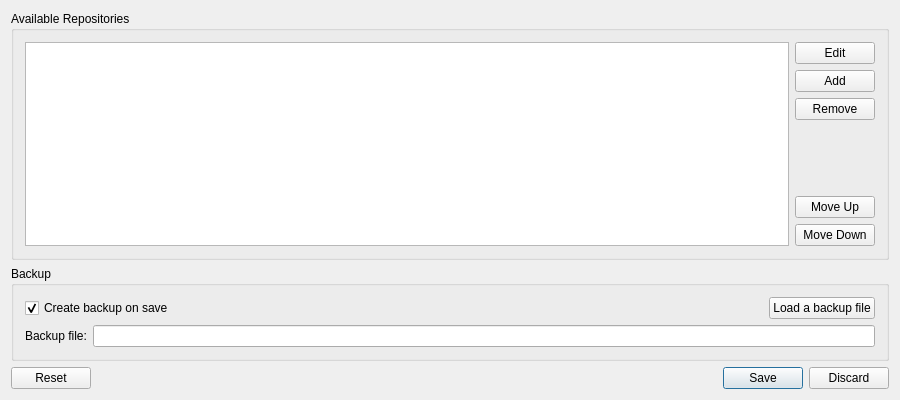
Old version of the form src/repoeditor/repoeditor.ui in the repository kratos83/CondresControlCenter.
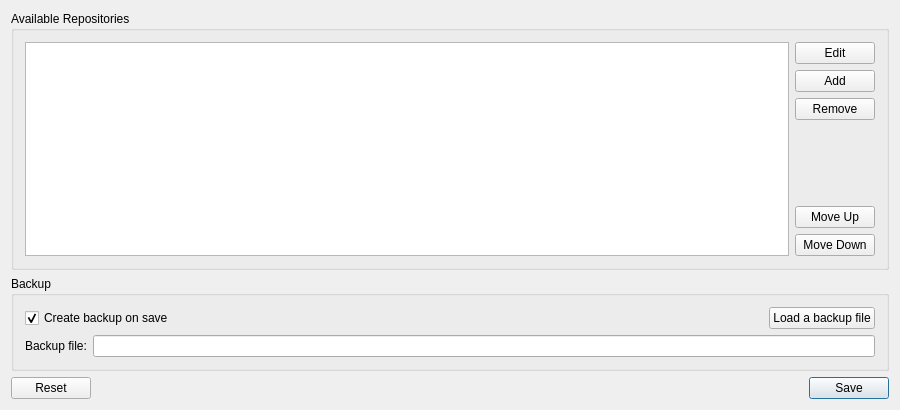
New version of the form. Icons and pictures are not drawn.

Diff of the .ui file:
```diff
--- a/src/repoeditor/repoeditor.ui
+++ b/src/repoeditor/repoeditor.ui
@@ -7,7 +7,7 @@
     <x>0</x>
     <y>0</y>
     <width>900</width>
-    <height>400</height>
+    <height>410</height>
    </rect>
   </property>
   <property name="windowTitle">
@@ -224,7 +224,7 @@
    <item>
     <widget class="QDialogButtonBox" name="buttonBox">
      <property name="standardButtons">
-      <set>QDialogButtonBox::Discard|QDialogButtonBox::Reset|QDialogButtonBox::Save</set>
+      <set>QDialogButtonBox::Reset|QDialogButtonBox::Save</set>
      </property>
     </widget>
    </item>
```
Left out of the diff: 20 changed lines with no effect on the pictures.
